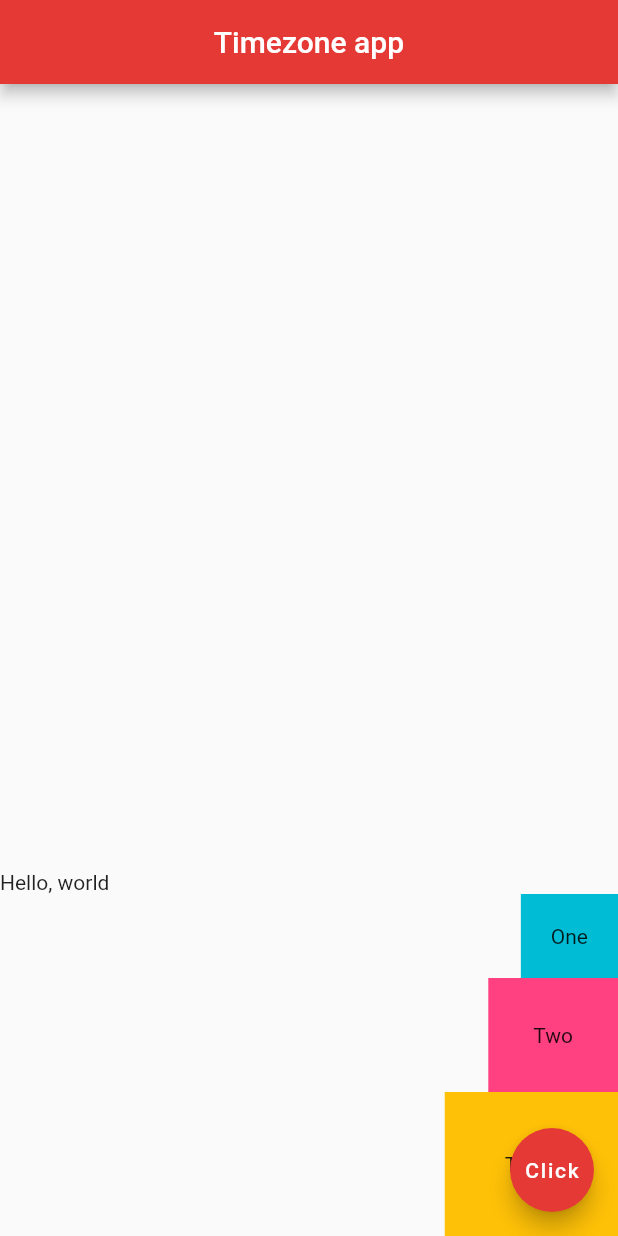
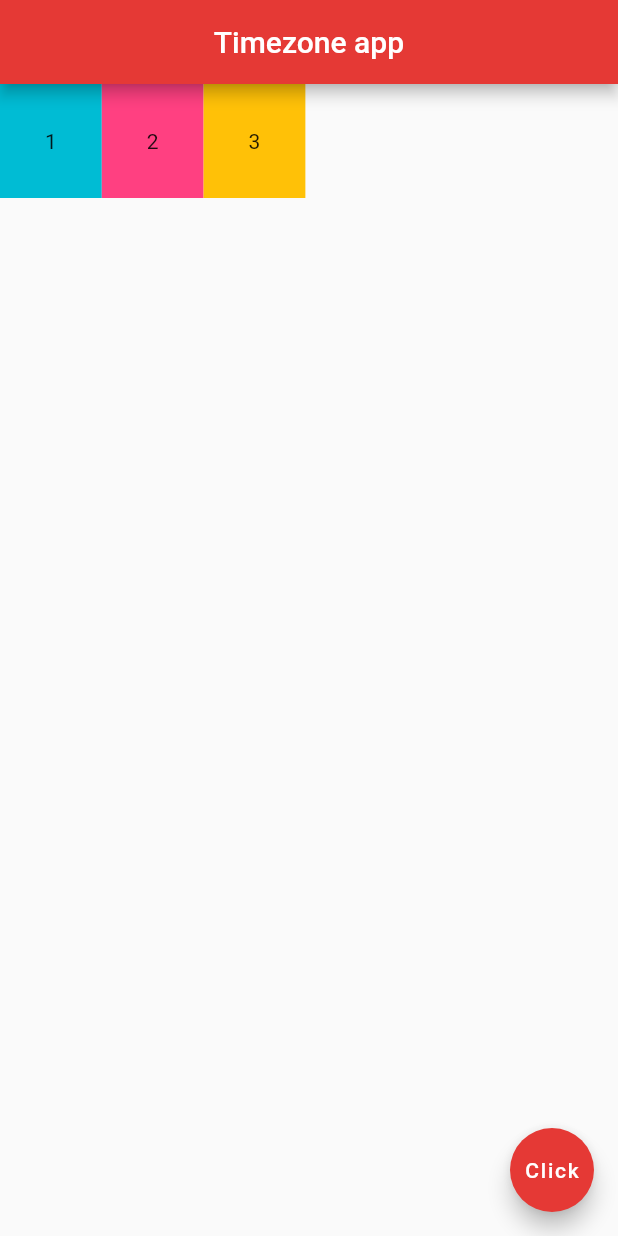
Before and after one commit to leonardosibela/learning_flutter, a Flutter app: the screen it shows after launch, on a phone screen of 412 x 824 dp. Run offline on Flutter 3.47's test engine with Material 2 defaults, Android fonts, the phone set to English and light mode, and no system bars.

Commit message:
Adding some containers within a row

```diff
--- a/lib/main.dart
+++ b/lib/main.dart
@@ -13,30 +13,22 @@ class Home extends StatelessWidget {
         centerTitle: true,
         backgroundColor: Colors.red[600],
       ),
-      body: Column(
-        mainAxisAlignment: MainAxisAlignment.end,
-        crossAxisAlignment: CrossAxisAlignment.end,
+      body: Row(
         children: [
-          Row(
-            children: [
-              Text('Hello, '),
-              Text('world')
-            ],
-          ),
           Container(
-            padding: EdgeInsets.all(20.0),
+            padding: EdgeInsets.all(30.0),
             color: Colors.cyan,
-            child: Text('One'),
+            child: Text('1'),
           ),
           Container(
             padding: EdgeInsets.all(30.0),
             color: Colors.pinkAccent,
-            child: Text('Two'),
+            child: Text('2'),
           ),
           Container(
-            padding: EdgeInsets.all(40.0),
+            padding: EdgeInsets.all(30.0),
             color: Colors.amber,
-            child: Text('Three'),
+            child: Text('3'),
           ),
         ],
       ),
```
